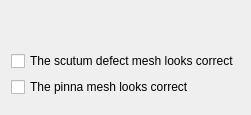
Qt form Resources/UI/page_verify.ui (thomasjames3/SlicerScutumGraftLocator) before a commit.
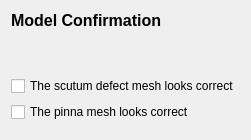
The same form after that commit.

Patch:
```diff
--- a/Resources/UI/page_verify.ui
+++ b/Resources/UI/page_verify.ui
@@ -3,6 +3,19 @@
  <class>page_verify</class>
  <widget class="QWidget" name="page_verify">
   <layout class="QVBoxLayout" name="verticalLayout">
+   <item>
+    <widget class="QLabel" name="titleLabel">
+     <property name="text">
+      <string>Model Confirmation</string>
+     </property>
+     <property name="font">
+      <font>
+       <bold>true</bold>
+       <pointsize>12</pointsize>
+      </font>
+     </property>
+    </widget>
+   </item>
    <item>
     <widget class="QLabel" name="tutorialLabel">
      <property name="text">
```
